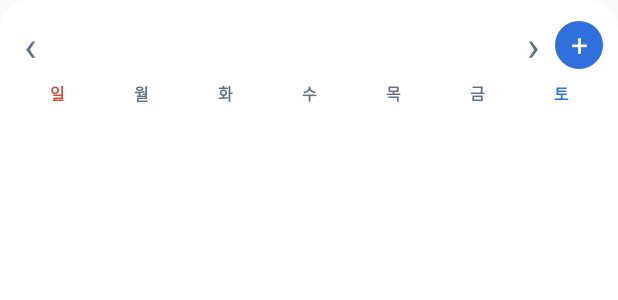
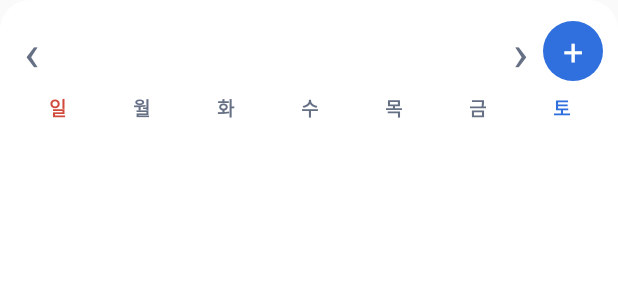
Before and after one commit to imhuisu/mytool, an Android app: the layout month_widget.xml on its own in the app's theme, with its tools: preview values and no code run, on a phone screen of 412 x 824 dp. Shown: the top 300 px of the screen. Run offline under Robolectric (Android 15) with nearby library versions, the phone set to English and light mode, and no system bars.

Commit message:
일정 위젯 v1.2 (소스): 달력 머리줄·요일 글자 키움
Co-Authored-By: Claude Opus 5.5 <noreply@anthropic.com>
Claude-Session: https://claude.ai/code/session_012iwMXTaH31Ho2p35i8QQrL

```diff
--- a/android/app/src/main/res/layout/month_widget.xml
+++ b/android/app/src/main/res/layout/month_widget.xml
@@ -6,17 +6,17 @@
     <LinearLayout android:layout_width="match_parent" android:layout_height="wrap_content"
         android:orientation="horizontal" android:gravity="center_vertical">
         <!-- ‹ › 누르는 칸을 크게: 제목 양옆 남는 폭을 전부 차지 (위젯은 좌우 밀기를 못 받음) -->
-        <TextView android:id="@+id/prev" android:layout_width="0dp" android:layout_height="40dp" android:layout_weight="1"
+        <TextView android:id="@+id/prev" android:layout_width="0dp" android:layout_height="48dp" android:layout_weight="1"
             android:gravity="center_vertical|start" android:paddingStart="6dp"
-            android:text="‹" android:textSize="28sp" android:textColor="@color/muted" />
-        <TextView android:id="@+id/title" android:layout_width="wrap_content" android:layout_height="40dp"
+            android:text="‹" android:textSize="34sp" android:textColor="@color/muted" />
+        <TextView android:id="@+id/title" android:layout_width="wrap_content" android:layout_height="48dp"
             android:gravity="center" android:paddingStart="8dp" android:paddingEnd="8dp"
-            android:textSize="16sp" android:textStyle="bold" android:textColor="@color/ink" />
-        <TextView android:id="@+id/next" android:layout_width="0dp" android:layout_height="40dp" android:layout_weight="1"
+            android:textSize="21sp" android:textStyle="bold" android:textColor="@color/ink" />
+        <TextView android:id="@+id/next" android:layout_width="0dp" android:layout_height="48dp" android:layout_weight="1"
             android:gravity="center_vertical|end" android:paddingEnd="6dp"
-            android:text="›" android:textSize="28sp" android:textColor="@color/muted" />
-        <TextView android:id="@+id/add" android:layout_width="32dp" android:layout_height="32dp" android:layout_marginStart="4dp"
-            android:gravity="center" android:text="+" android:textSize="20sp" android:textColor="@android:color/white"
+            android:text="›" android:textSize="34sp" android:textColor="@color/muted" />
+        <TextView android:id="@+id/add" android:layout_width="40dp" android:layout_height="40dp" android:layout_marginStart="4dp"
+            android:gravity="center" android:text="+" android:textSize="24sp" android:textColor="@android:color/white"
             android:background="@drawable/add_bg" />
     </LinearLayout>
     <LinearLayout android:layout_width="match_parent" android:layout_height="wrap_content" android:orientation="horizontal"
--- a/android/app/src/main/res/values/widget_styles.xml
+++ b/android/app/src/main/res/values/widget_styles.xml
@@ -5,7 +5,7 @@
         <item name="android:layout_height">wrap_content</item>
         <item name="android:layout_weight">1</item>
         <item name="android:gravity">center</item>
-        <item name="android:textSize">10.5sp</item>
+        <item name="android:textSize">12.5sp</item>
         <item name="android:textStyle">bold</item>
         <item name="android:textColor">@color/muted</item>
     </style>
```
Also changed, not shown: 1 other file.
